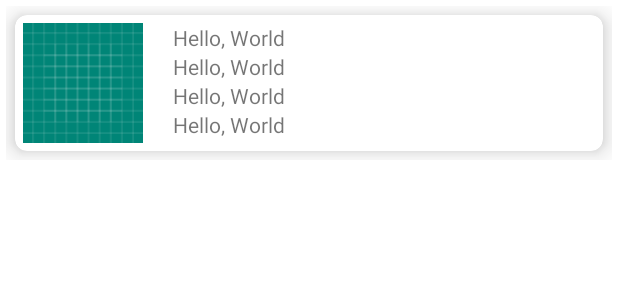
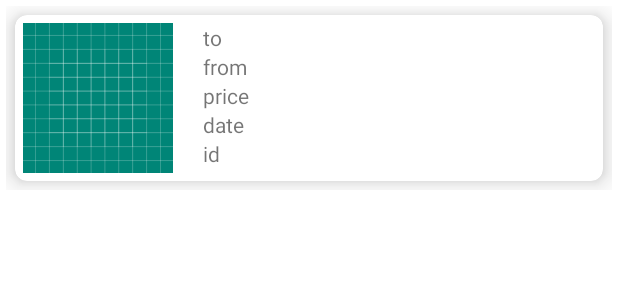
Before and after one commit to Azim87/client, an Android app: the layout item_trips.xml on its own in the app's theme, with its tools: preview values and no code run, on a phone screen of 412 x 824 dp. Shown: the top 300 px of the screen. Run offline under Robolectric (Android 15) with nearby library versions, the phone set to English and light mode, and no system bars.

Commit message:
show detailed data in trip details activity

```diff
--- a/app/src/main/AndroidManifest.xml
+++ b/app/src/main/AndroidManifest.xml
@@ -14,7 +14,7 @@
         android:supportsRtl="true"
         android:theme="@style/AppTheme"
         tools:ignore="GoogleAppIndexingWarning">
-        <activity android:name=".ui.TripDetailsActivity.TripDetailsActivity"></activity>
+        <activity android:name=".ui.TripDetailsActivity.TripDetailsActivity"/>
         <activity android:name=".ui.auth.PhoneAuthActivity" />
         <activity
             android:name=".ui.splash.SplashActivity"
--- a/app/src/main/java/com/kubatov/client/ui/fragmentOne/OnTripItemClickListener.java
+++ b/app/src/main/java/com/kubatov/client/ui/fragmentOne/recycler/OnTripItemClickListener.java
@@ -1,4 +1,4 @@
-package com.kubatov.client.ui.fragmentOne;
+package com.kubatov.client.ui.fragmentOne.recycler;
 
 public interface OnTripItemClickListener {
     void onTripClick(int position);
--- a/app/src/main/res/layout/item_trips.xml
+++ b/app/src/main/res/layout/item_trips.xml
@@ -22,8 +22,8 @@
                 android:id="@+id/trip_image"
                 android:src="@drawable/ic_launcher_background"
                 android:layout_marginEnd="20dp"
-                android:layout_width="80dp"
-                android:layout_height="80dp" />
+                android:layout_width="100dp"
+                android:layout_height="100dp" />
 
             <TextView
                 android:id="@+id/text_view_to"
@@ -31,7 +31,7 @@
                 android:layout_width="wrap_content"
                 android:layout_height="wrap_content"
                 android:layout_gravity="center"
-                android:text="Hello, World" />
+                android:text="@string/trip_to" />
 
             <TextView
                 android:id="@+id/text_view_from"
@@ -40,7 +40,7 @@
                 android:layout_height="wrap_content"
                 android:layout_below="@+id/text_view_to"
                 android:layout_gravity="center"
-                android:text="Hello, World" />
+                android:text="@string/trip_from" />
 
             <TextView
                 android:id="@+id/text_view_price"
@@ -49,7 +49,7 @@
                 android:layout_height="wrap_content"
                 android:layout_below="@+id/text_view_from"
                 android:layout_gravity="center"
-                android:text="Hello, World" />
+                android:text="@string/trip_price" />
 
             <TextView
                 android:id="@+id/text_view_date"
@@ -58,7 +58,16 @@
                 android:layout_height="wrap_content"
                 android:layout_below="@+id/text_view_price"
                 android:layout_gravity="center"
-                android:text="Hello, World" />
+                android:text="@string/trip_date" />
+
+            <TextView
+                android:id="@+id/text_view_id"
+                android:layout_toEndOf="@+id/trip_image"
+                android:layout_width="wrap_content"
+                android:layout_height="wrap_content"
+                android:layout_below="@+id/text_view_date"
+                android:layout_gravity="center"
+                android:text="@string/trip_id" />
         </RelativeLayout>
     </androidx.cardview.widget.CardView>
 </RelativeLayout>
--- a/app/src/main/res/values/strings.xml
+++ b/app/src/main/res/values/strings.xml
@@ -9,4 +9,9 @@
     <string name="reg_button">РЕГИСТРАЦИЯ</string>
     <string name="sign_out">Sign out</string>
     <string name="tel_text">номер телефона</string>
+    <string name="trip_id">id</string>
+    <string name="trip_date">date</string>
+    <string name="trip_price">price</string>
+    <string name="trip_from">from</string>
+    <string name="trip_to">to</string>
 </resources>
```
Also changed, not shown: app/src/main/java/com/kubatov/client/model/Trip.java (+14 -2 lines), app/src/main/java/com/kubatov/client/ui/TripDetailsActivity/TripDetailsActivity.java (+29 -3 lines), app/src/main/java/com/kubatov/client/ui/fragmentOne/SimpleFragmentOne.java (+23 -6 lines), app/src/main/java/com/kubatov/client/ui/fragmentOne/recycler/DriversRecyclerAdapter.java (renamed from app/src/main/java/com/kubatov/client/ui/fragmentOne/DriversRecyclerAdapter.java, +9 -12 lines), app/src/main/res/layout/activity_trip_details.xml (+16 -3 lines).
